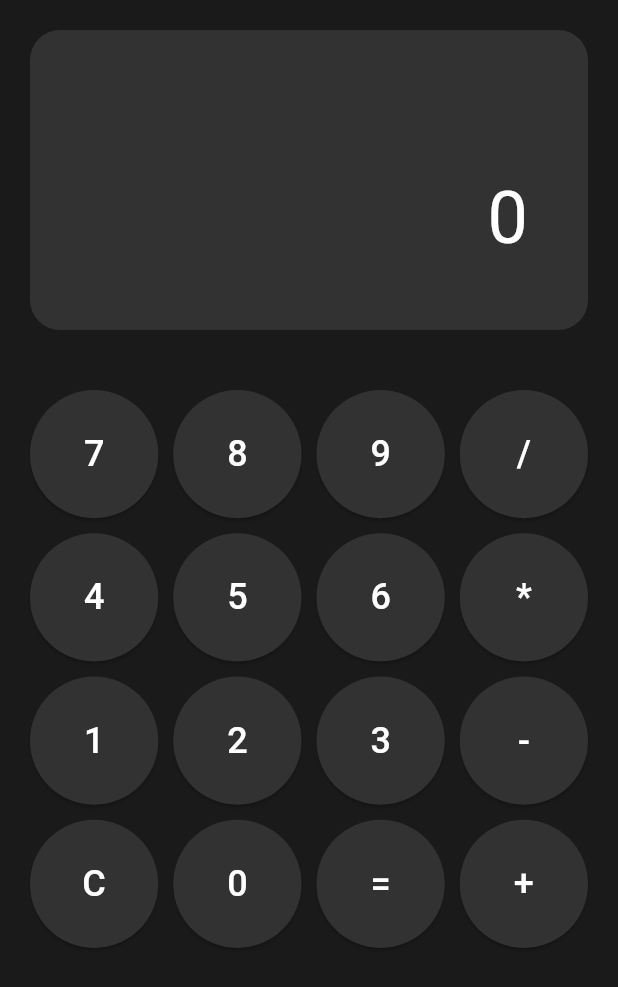
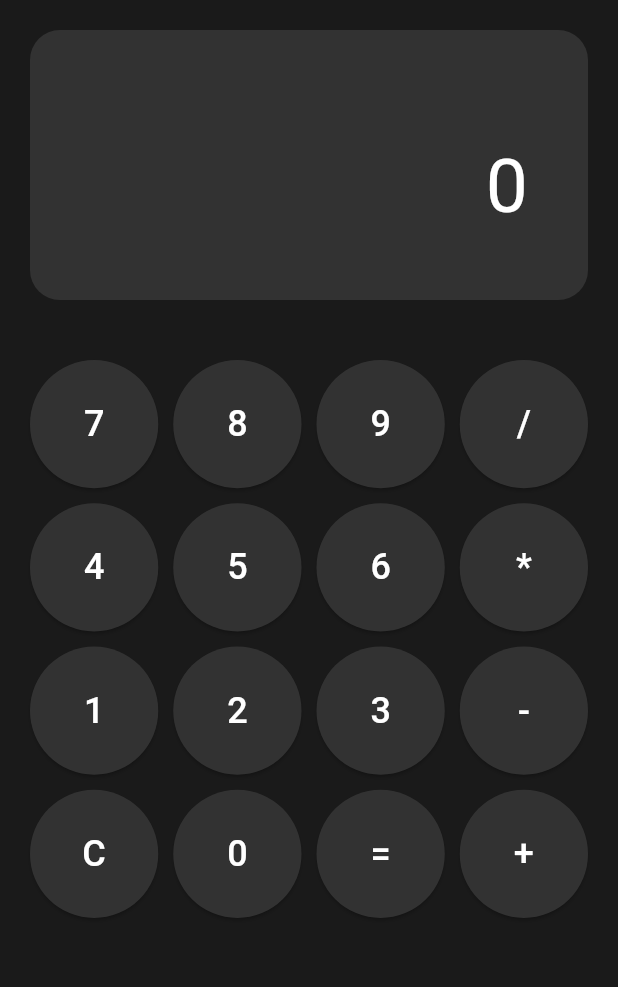
Before and after one commit to abisri99/flutter-calc, a Flutter app: the screen it shows after launch, on a phone screen of 412 x 824 dp. Shown: the top 987 px of the screen. Run offline on Flutter 3.47's test engine with Material 3 defaults, Android fonts, the phone set to English and light mode, and no system bars.

Commit message:
refactor(ui)

```diff
--- a/lib/views/calculator_screen.dart
+++ b/lib/views/calculator_screen.dart
@@ -45,7 +45,7 @@ class _HomeState extends State<Home> {
           Container(
             margin: EdgeInsets.all(20),
             padding: EdgeInsets.all(40),
-            height: 200,
+            height: 180,
             decoration: BoxDecoration(
               color: accent,
               borderRadius: BorderRadius.circular(20),
@@ -55,7 +55,7 @@ class _HomeState extends State<Home> {
                 alignment: Alignment.bottomRight,
                 child: Text(
                   '0',
-                  style: TextStyle(fontSize: 48, color: Colors.white),
+                  style: TextStyle(fontSize: 50, color: Colors.white),
                 ),
               ),
             ),
```
